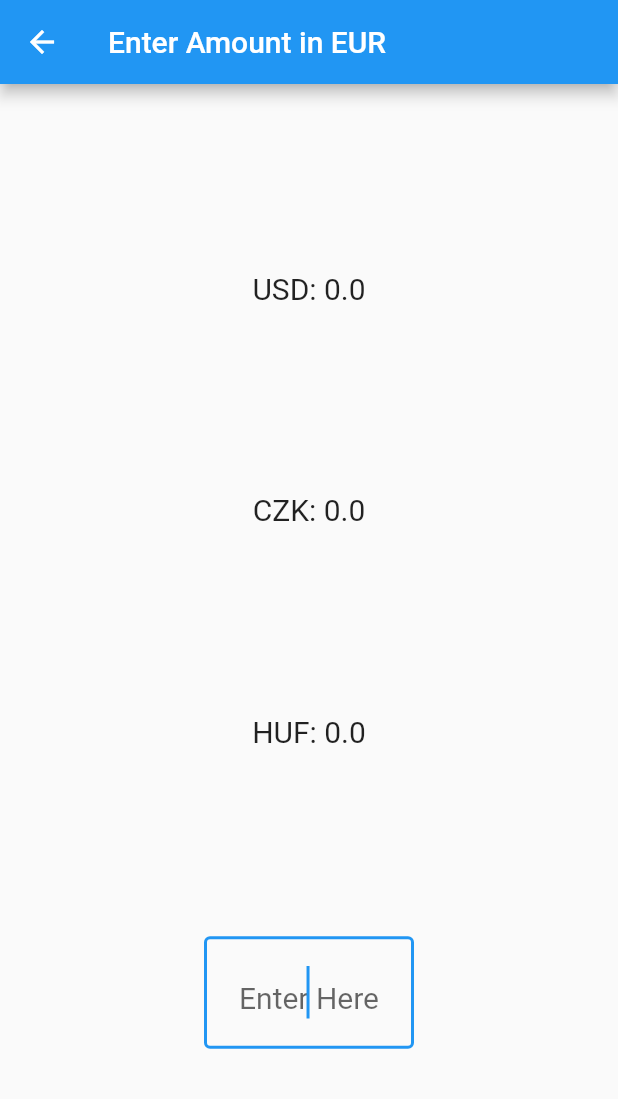
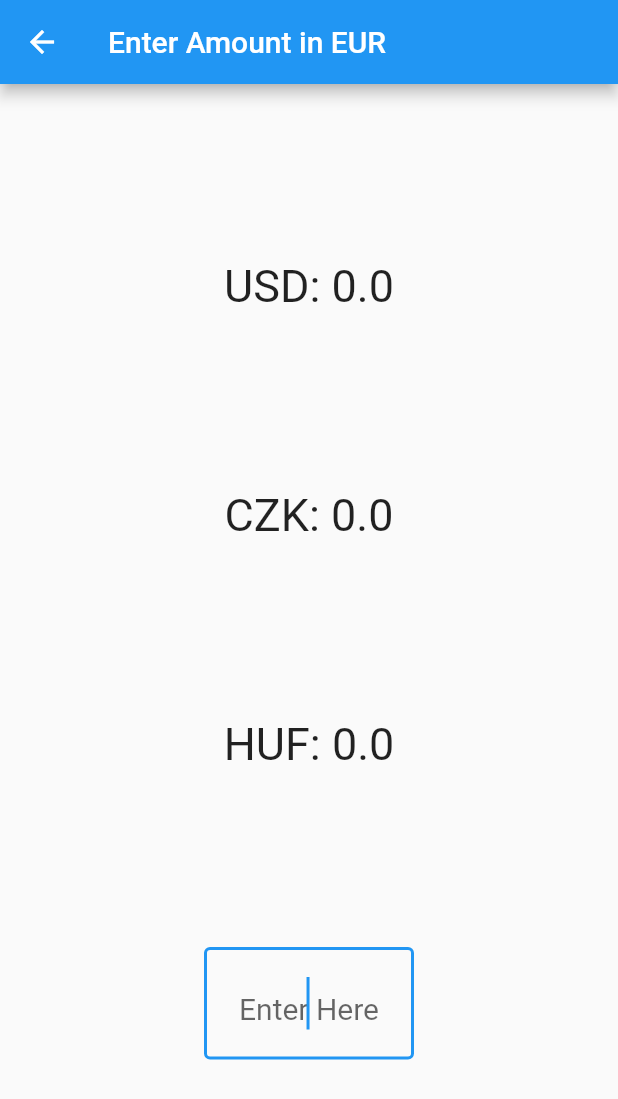
Before and after one commit to thatzenbuhler/Currency-Tracker, a Flutter app: the screen it shows after launch, after a tap on "EUR", on a phone screen of 412 x 824 dp. Shown: the top 1099 px of the screen. Run offline on Flutter 3.47's test engine with Material 2 defaults, Android fonts, the phone set to English and light mode, and no system bars.

Commit message:
Refactor for less files / lines

```diff
--- /dev/null
+++ b/lib/pages/conversions.dart
@@ -0,0 +1,105 @@
+import 'package:flutter/material.dart';
+
+class ConversionPage extends StatefulWidget {
+  final int currencyType;
+
+  ConversionPage({Key key, @required this.currencyType}) : super (key: key);
+
+  @override
+  _ConversionPageState createState() => _ConversionPageState();
+}
+
+class _ConversionPageState extends State<ConversionPage> {
+  String currencyName = "";
+  double cur1, cur2, cur3 = 0.0;
+  String curName1, curName2, curName3 = "";
+
+  @override
+  Widget build(BuildContext context) {
+    setCurrency(widget.currencyType);
+    return Scaffold(
+      appBar: AppBar(
+        title: Text("Enter Amount in $currencyName"),
+      ),
+      body: Center(
+        child: Column(
+          mainAxisAlignment: MainAxisAlignment.spaceEvenly,
+          children: <Widget>[
+            Text('$curName1: $cur1', style: TextStyle(fontSize: 30)),
+            Text('$curName2: $cur2', style: TextStyle(fontSize: 30)),
+            Text('$curName3: $cur3', style: TextStyle(fontSize: 30)),
+            Container(
+              width: 140,
+              child: TextField(
+                autofocus: true,
+                keyboardType: TextInputType.number,
+                style: TextStyle(fontSize: 30),
+                textAlign: TextAlign.center,
+                decoration: InputDecoration(
+                  border: OutlineInputBorder(),
+                  hintText: 'Enter Here',
+                  hintStyle: TextStyle(fontSize: 20)
+                ),
+                onChanged: (String input) {
+                  print('Changed');
+                  setState(() {
+                    cur1++;
+                  });
+                },
+              ),
+            )
+          ],
+        ),
+      ),
+    );
+  }
+
+  void setCurrency(int arg) {
+    switch (arg) {
+      case 1: {
+        currencyName = "USD";
+        curName1 = "EUR";
+        curName2 = "CZK";
+        curName3 = "HUF";
+        // TODO: apply rates here
+        cur1 = 0.0;
+        cur2 = 0.0;
+        cur3 = 0.0;
+        break;
+      }
+       case 2: {
+        currencyName = "EUR";
+        curName1 = "USD";
+        curName2 = "CZK";
+        curName3 = "HUF";
+        // TODO: apply rates here
+        cur1 = 0.0;
+        cur2 = 0.0;
+        cur3 = 0.0;
+        break;
+      }
+        case 3: {
+        currencyName = "CZK";
+        curName1 = "USD";
+        curName2 = "EUR";
+        curName3 = "HUF";
+        // TODO: apply rates here
+        cur1 = 0.0;
+        cur2 = 0.0;
+        cur3 = 0.0;
+        break;
+      }
+         case 4: {
+        currencyName = "HUF";
+        curName1 = "USD";
+        curName2 = "EUR";
+        curName3 = "CZK";
+        // TODO: apply rates here
+        cur1 = 0.0;
+        cur2 = 0.0;
+        cur3 = 0.0;
+        break;
+      }
+    }
+  }
+}
--- a/lib/pages/conversions/EURBase.dart
+++ /dev/null
@@ -1,48 +0,0 @@
-import 'package:flutter/material.dart';
-
-class EURBase extends StatefulWidget {
-  @override
-  _EURBaseState createState() => _EURBaseState();
-}
-
-class _EURBaseState extends State<EURBase> {
-  double usd = 0.0;
-  double czk = 0.0;
-  double huf = 0.0;
-
-  @override
-  Widget build(BuildContext context) {
-    return Scaffold(
-      appBar: AppBar(
-        title: Text("Enter Amount in EUR"),
-      ),
-      body: Center(
-        child: Column(
-          mainAxisAlignment: MainAxisAlignment.spaceEvenly,
-          children: <Widget>[
-            Text('USD: $usd', style: TextStyle(fontSize: 20)),
-            Text('CZK: $czk', style: TextStyle(fontSize: 20)),
-            Text('HUF: $huf', style: TextStyle(fontSize: 20)),
-            Container(
-              width: 140,
-              child: TextField(
-                autofocus: true,
-                keyboardType: TextInputType.number,
-                style: TextStyle(fontSize: 30),
-                textAlign: TextAlign.center,
-                decoration: InputDecoration(
-                  border: OutlineInputBorder(),
-                  hintText: 'Enter Here',
-                  hintStyle: TextStyle(fontSize: 20)
-                ),
-                onChanged: (String input) {
-                  print('Changed');
-                },
-              ),
-            )
-          ],
-        ),
-      ),
-    );
-  }
-}
--- a/lib/pages/homepage.dart
+++ b/lib/pages/homepage.dart
@@ -1,8 +1,5 @@
 import 'package:flutter/material.dart';
-import 'package:currency_tracker/pages/conversions/USDBase.dart';
-import 'package:currency_tracker/pages/conversions/EURBase.dart';
-import 'package:currency_tracker/pages/conversions/CZKBase.dart';
-import 'package:currency_tracker/pages/conversions/HUFBase.dart';
+import 'package:currency_tracker/pages/conversions.dart';
 
 class HomePage extends StatelessWidget {
   @override
@@ -26,7 +23,8 @@ class HomePage extends StatelessWidget {
                 onPressed: () {
                   Navigator.push(
                     context,
-                    MaterialPageRoute(builder: (context) => USDBase()),
+                    MaterialPageRoute(
+                        builder: (context) => ConversionPage(currencyType: 1)),
                   );
                 },
               ),
@@ -38,7 +36,8 @@ class HomePage extends StatelessWidget {
                 onPressed: () {
                   Navigator.push(
                     context,
-                    MaterialPageRoute(builder: (context) => EURBase()),
+                    MaterialPageRoute(
+                        builder: (context) => ConversionPage(currencyType: 2)),
                   );
                 },
               ),
@@ -50,7 +49,8 @@ class HomePage extends StatelessWidget {
                 onPressed: () {
                   Navigator.push(
                     context,
-                    MaterialPageRoute(builder: (context) => CZKBase()),
+                    MaterialPageRoute(
+                        builder: (context) => ConversionPage(currencyType: 3)),
                   );
                 },
               ),
@@ -62,7 +62,8 @@ class HomePage extends StatelessWidget {
                 onPressed: () {
                   Navigator.push(
                     context,
-                    MaterialPageRoute(builder: (context) => HUFBase()),
+                    MaterialPageRoute(
+                        builder: (context) => ConversionPage(currencyType: 4)),
                   );
                 },
               ),
```
Also changed, not shown: lib/pages/conversions/CZKBase.dart (deleted, +0 -48 lines), lib/pages/conversions/HUFBase.dart (deleted, +0 -48 lines), lib/pages/conversions/USDBase.dart (deleted, +0 -53 lines).
